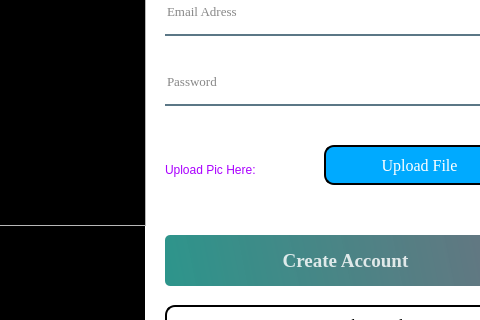
Old version of the form ui_signUp.ui in the repository Nouman-Usman/Railway-Analysis; both pictures show x 95 to 575 and y 245 to 565 of the 704 by 800 pixel window.
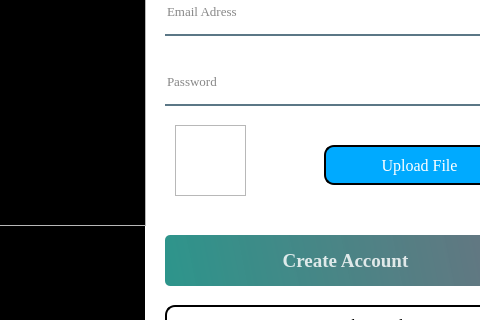
New version of the form. Icons and pictures are not drawn.

The edit to the form file:
```diff
--- a/ui_signUp.ui
+++ b/ui_signUp.ui
@@ -409,21 +409,23 @@
      <enum>QFrame::Raised</enum>
     </property>
    </widget>
-   <widget class="QLabel" name="label_2">
+   <widget class="QFrame" name="profile_pic">
     <property name="geometry">
      <rect>
-      <x>220</x>
-      <y>410</y>
-      <width>151</width>
-      <height>30</height>
+      <x>230</x>
+      <y>380</y>
+      <width>71</width>
+      <height>71</height>
      </rect>
     </property>
     <property name="styleSheet">
-     <string notr="true">color: rgb(170, 0, 255);
-font: 12pt &quot;Perpetua&quot;;</string>
+     <string notr="true">border-image: url(:/images/profile.png);</string>
     </property>
-    <property name="text">
-     <string>Upload Pic Here:</string>
+    <property name="frameShape">
+     <enum>QFrame::StyledPanel</enum>
+    </property>
+    <property name="frameShadow">
+     <enum>QFrame::Raised</enum>
     </property>
    </widget>
    <zorder>label_13</zorder>
@@ -441,7 +443,7 @@
    <zorder>frame</zorder>
    <zorder>UploadPic</zorder>
    <zorder>UploadIcon</zorder>
-   <zorder>label_2</zorder>
+   <zorder>profile_pic</zorder>
   </widget>
  </widget>
  <resources>
```
